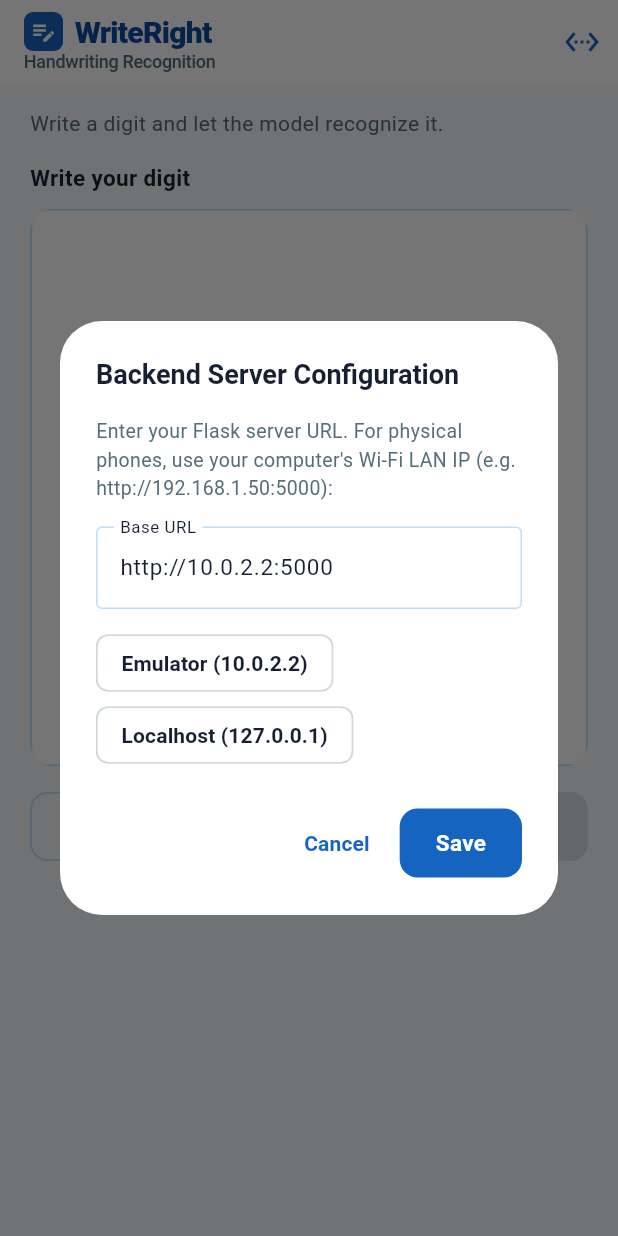
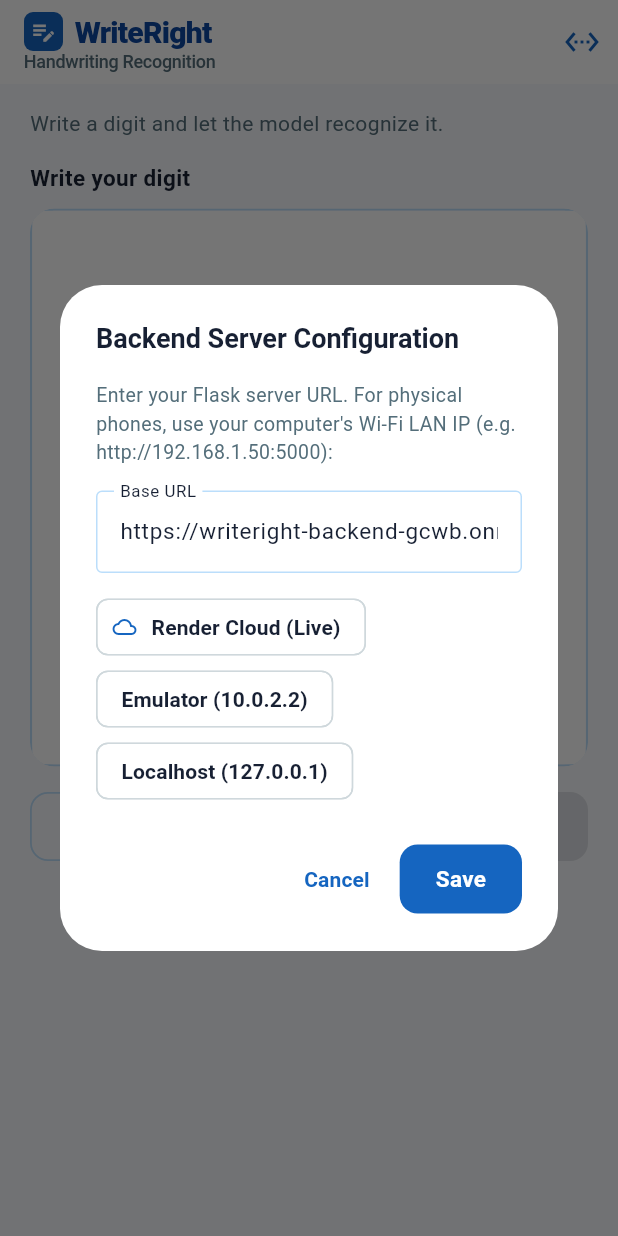
Before and after one commit to ed6095-web/WriteRight, a Flutter app: the screen it shows after launch, after a tap on the "settings ethernet" icon, on a phone screen of 412 x 824 dp. Run offline on Flutter 3.47's test engine with Material 3 defaults, Android fonts, the phone set to English and light mode, and no system bars.

Commit message:
chore: embed live Render production URL as default backend

```diff
--- a/writeright_app/lib/config/api_config.dart
+++ b/writeright_app/lib/config/api_config.dart
@@ -1,4 +1,3 @@
-import 'package:flutter/foundation.dart';
 
 /// Configuration for backend API connectivity.
 /// Supports running on:
@@ -8,15 +7,12 @@
 class ApiConfig {
   /// Default base URL.
   /// Change this to your computer's LAN IP when deploying to a physical Android device.
+  static const String defaultProductionUrl = 'https://writeright-backend-gcwb.onrender.com';
   static const String defaultAndroidEmulatorUrl = 'http://10.0.2.2:5000';
   static const String defaultDesktopUrl = 'http://127.0.0.1:5000';
 
-  /// Currently active base URL. Can be dynamically updated in-app for convenience.
-  static String _currentBaseUrl = kIsWeb
-      ? 'http://localhost:5000'
-      : (defaultTargetPlatform == TargetPlatform.android
-          ? defaultAndroidEmulatorUrl
-          : defaultDesktopUrl);
+  /// Currently active base URL. Defaults to the live cloud backend on Render.
+  static String _currentBaseUrl = defaultProductionUrl;
 
   static String get baseUrl => _currentBaseUrl;
 
--- a/writeright_app/lib/screens/home_screen.dart
+++ b/writeright_app/lib/screens/home_screen.dart
@@ -197,12 +197,17 @@
               spacing: 8,
               children: [
                 ActionChip(
+                  label: const Text('Render Cloud (Live)'),
+                  avatar: const Icon(Icons.cloud_outlined, size: 16),
+                  onPressed: () => controller.text = ApiConfig.defaultProductionUrl,
+                ),
+                ActionChip(
                   label: const Text('Emulator (10.0.2.2)'),
-                  onPressed: () => controller.text = 'http://10.0.2.2:5000',
+                  onPressed: () => controller.text = ApiConfig.defaultAndroidEmulatorUrl,
                 ),
                 ActionChip(
                   label: const Text('Localhost (127.0.0.1)'),
-                  onPressed: () => controller.text = 'http://127.0.0.1:5000',
+                  onPressed: () => controller.text = ApiConfig.defaultDesktopUrl,
                 ),
               ],
             ),
```
